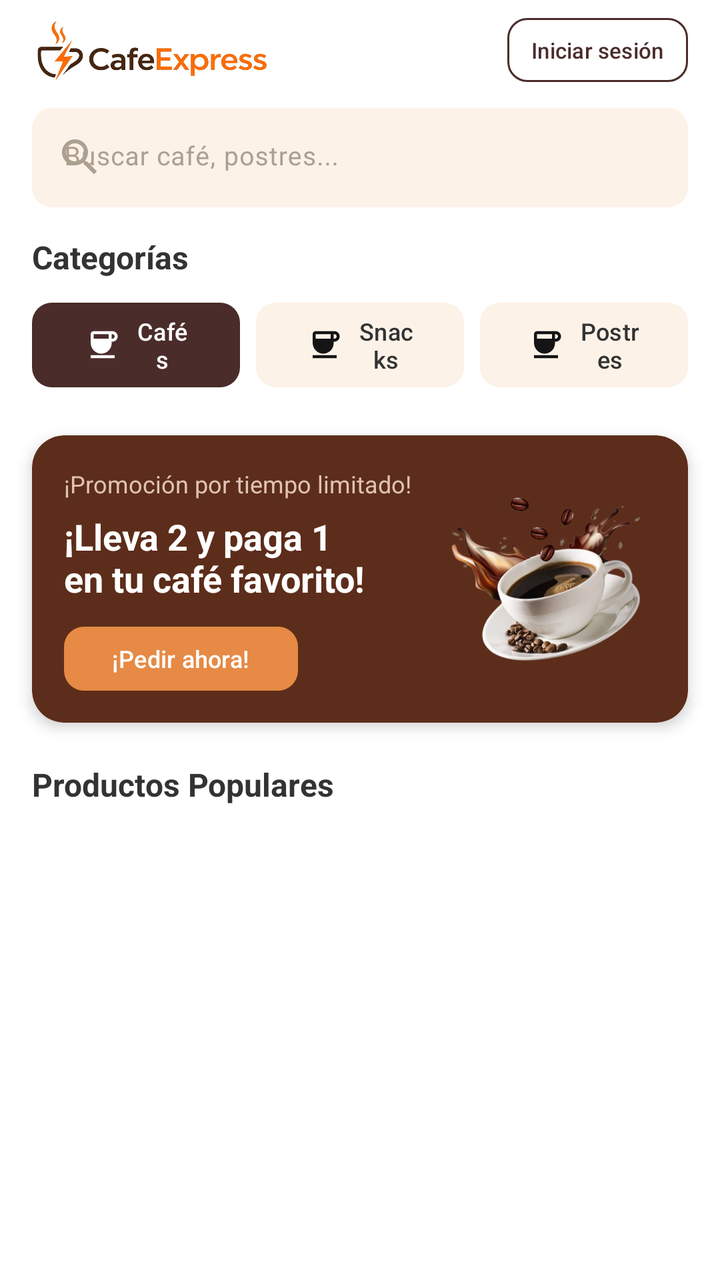
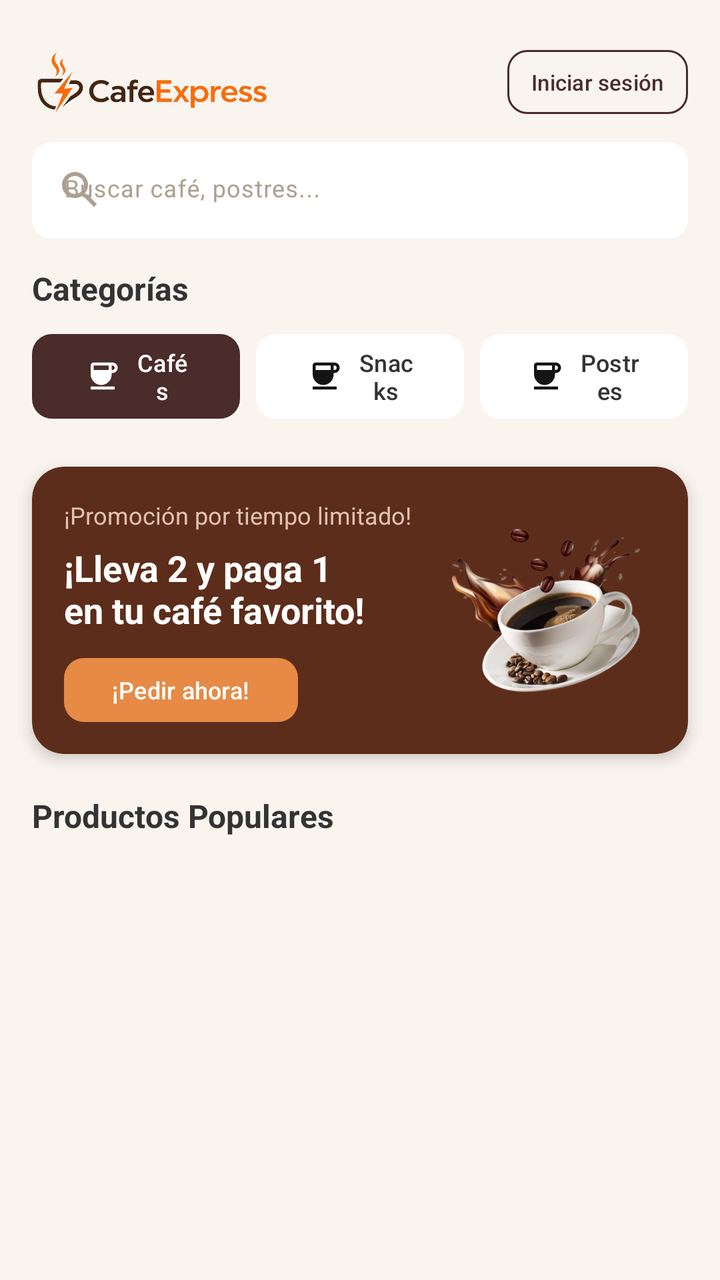

The first picture is an Android layout as it rendered before a commit; the second is the same layout after the commit. The layout source and the unified diff follow.
<!-- AndroidManifest.xml: application theme Theme.CafeExpress -->
<!-- res/layout/activity_home.xml -->
<?xml version="1.0" encoding="utf-8"?>
<ScrollView xmlns:android="http://schemas.android.com/apk/res/android"
  xmlns:app="http://schemas.android.com/apk/res-auto"
  xmlns:tools="http://schemas.android.com/tools"
  android:id="@+id/main"
  android:layout_width="match_parent"
  android:layout_height="match_parent"
  android:fillViewport="true"
  android:background="#FFFFFF"
  tools:context=".ui.HomeActivity">

  <androidx.constraintlayout.widget.ConstraintLayout
    android:layout_width="match_parent"
    android:layout_height="wrap_content"
    android:paddingBottom="24dp">

    <com.google.android.material.appbar.MaterialToolbar
      android:id="@+id/topToolbar"
      android:layout_width="0dp"
      android:layout_height="50dp"
      android:background="@android:color/transparent"
      app:layout_constraintEnd_toEndOf="parent"
      app:layout_constraintStart_toStartOf="parent"
      app:layout_constraintTop_toTopOf="parent"
      app:contentInsetStart="0dp"
      app:contentInsetEnd="0dp">

      <androidx.constraintlayout.widget.ConstraintLayout
        android:layout_width="match_parent"
        android:layout_height="match_parent"
        android:paddingHorizontal="16dp">

        <ImageView
          android:id="@+id/imgLogoNav"
          android:layout_width="120dp"
          android:layout_height="32dp"
          android:contentDescription="Logo de la cafetería"
          android:src="@drawable/logonombre"
          app:layout_constraintBottom_toBottomOf="parent"
          app:layout_constraintStart_toStartOf="parent"
          app:layout_constraintTop_toTopOf="parent" />

        <com.google.android.material.button.MaterialButton
          android:id="@+id/btnIniciarSesion"
          style="?attr/materialButtonOutlinedStyle"
          android:layout_width="wrap_content"
          android:layout_height="32dp"
          android:text="Iniciar sesión"
          android:textColor="#4A2C2A"
          android:textSize="11sp"
          android:insetTop="0dp"
          android:insetBottom="0dp"
          android:paddingHorizontal="12dp"
          app:strokeColor="#4A2C2A"
          app:strokeWidth="1dp"
          app:cornerRadius="10dp"
          app:layout_constraintBottom_toBottomOf="parent"
          app:layout_constraintEnd_toEndOf="parent"
          app:layout_constraintTop_toTopOf="parent" />

      </androidx.constraintlayout.widget.ConstraintLayout>
    </com.google.android.material.appbar.MaterialToolbar>

    <com.google.android.material.textfield.TextInputLayout
      android:id="@+id/tilBuscar"
      style="@style/Widget.Material3.TextInputLayout.FilledBox.Dense"
      android:layout_width="0dp"
      android:layout_height="wrap_content"
      android:layout_marginHorizontal="16dp"
      android:layout_marginTop="4dp"
      android:hint="Buscar café, postres..."
      android:textColorHint="#ADA091"
      app:boxBackgroundColor="#FCF2E8"
      app:boxStrokeWidth="0dp"
      app:boxStrokeWidthFocused="0dp"
      app:boxCornerRadiusBottomEnd="10dp"
      app:boxCornerRadiusBottomStart="10dp"
      app:boxCornerRadiusTopEnd="10dp"
      app:boxCornerRadiusTopStart="10dp"
      app:layout_constraintEnd_toEndOf="parent"
      app:layout_constraintStart_toStartOf="parent"
      app:layout_constraintTop_toBottomOf="@id/topToolbar"
      app:startIconDrawable="@drawable/ic_search"
      app:startIconTint="#ADA091">

      <com.google.android.material.textfield.TextInputEditText
        android:id="@+id/edtBuscar"
        android:layout_width="match_parent"
        android:layout_height="wrap_content"
        android:inputType="text"
        android:maxLines="1"
        android:textSize="13sp"
        android:textColor="#333333" />
    </com.google.android.material.textfield.TextInputLayout>

    <TextView
      android:id="@+id/txtCategoriasTitulo"
      android:layout_width="wrap_content"
      android:layout_height="wrap_content"
      android:layout_marginStart="16dp"
      android:layout_marginTop="14dp"
      android:text="Categorías"
      android:textColor="#333333"
      android:textSize="16sp"
      android:textStyle="bold"
      app:layout_constraintStart_toStartOf="parent"
      app:layout_constraintTop_toBottomOf="@id/tilBuscar" />

    <LinearLayout
      android:id="@+id/layoutCategorias"
      android:layout_width="0dp"
      android:layout_height="wrap_content"
      android:layout_marginHorizontal="16dp"
      android:layout_marginTop="8dp"
      android:orientation="horizontal"
      app:layout_constraintEnd_toEndOf="parent"
      app:layout_constraintStart_toStartOf="parent"
      app:layout_constraintTop_toBottomOf="@id/txtCategoriasTitulo">

      <com.google.android.material.button.MaterialButton
        android:layout_width="0dp"
        android:layout_height="wrap_content"
        android:layout_weight="1"
        android:layout_marginEnd="4dp"
        android:text="Cafés"
        android:textSize="12sp"
        app:icon="@drawable/ic_coffee"
        app:cornerRadius="10dp"
        app:iconGravity="textStart"
        app:iconTint="#FFFFFF"
        app:backgroundTint="#4A2C2A" />

      <com.google.android.material.button.MaterialButton
        android:layout_width="0dp"
        android:layout_height="wrap_content"
        android:layout_weight="1"
        android:layout_marginHorizontal="4dp"
        android:text="Snacks"
        android:textColor="#333333"
        android:textSize="12sp"
        app:icon="@drawable/ic_coffee"
        app:cornerRadius="10dp"
        app:iconGravity="textStart"
        app:iconTint="#141414"
        app:backgroundTint="#FCF2E8" />

      <com.google.android.material.button.MaterialButton
        android:layout_width="0dp"
        android:layout_height="wrap_content"
        android:layout_weight="1"
        android:layout_marginStart="4dp"
        android:text="Postres"
        android:textColor="#333333"
        android:textSize="12sp"
        app:iconTint="#141414"
        app:icon="@drawable/ic_coffee"
        app:cornerRadius="10dp"
        app:iconGravity="textStart"
        app:backgroundTint="#FCF2E8" />
    </LinearLayout>

    <com.google.android.material.card.MaterialCardView
      android:id="@+id/cardBanner"
      android:layout_width="0dp"
      android:layout_height="wrap_content"
      android:layout_marginHorizontal="16dp"
      android:layout_marginTop="20dp"
      app:cardBackgroundColor="#5C2D1A"
      app:cardCornerRadius="16dp"
      app:cardElevation="4dp"
      app:strokeWidth="0dp"
      app:layout_constraintEnd_toEndOf="parent"
      app:layout_constraintStart_toStartOf="parent"
      app:layout_constraintTop_toBottomOf="@id/layoutCategorias">

      <androidx.constraintlayout.widget.ConstraintLayout
        android:layout_width="match_parent"
        android:layout_height="match_parent"
        android:padding="16dp">

        <TextView
          android:id="@+id/txtBannerHorario"
          android:layout_width="0dp"
          android:layout_height="wrap_content"
          android:text="¡Promoción por tiempo limitado!"
          android:textColor="#E0C2B3"
          android:textSize="12sp"
          app:layout_constraintEnd_toStartOf="@id/imgBannerCafe"
          app:layout_constraintStart_toStartOf="parent"
          app:layout_constraintTop_toTopOf="parent" />

        <TextView
          android:id="@+id/txtBannerTitulo"
          android:layout_width="0dp"
          android:layout_height="wrap_content"
          android:layout_marginTop="6dp"
          android:text="¡Lleva 2 y paga 1\nen tu café favorito!"
          android:textColor="#FFFFFF"
          android:textSize="18sp"
          android:textStyle="bold"
          app:layout_constraintEnd_toStartOf="@id/imgBannerCafe"
          app:layout_constraintStart_toStartOf="parent"
          app:layout_constraintTop_toBottomOf="@id/txtBannerHorario" />

        <com.google.android.material.button.MaterialButton
          android:id="@+id/btnBannerOrder"
          android:layout_width="wrap_content"
          android:layout_height="32dp"
          android:layout_marginTop="12dp"
          android:insetTop="0dp"
          android:insetBottom="0dp"
          android:text="¡Pedir ahora!"
          android:textColor="#FFFFFF"
          android:textSize="12sp"
          app:backgroundTint="#E68A45"
          app:cornerRadius="10dp"
          app:layout_constraintBottom_toBottomOf="parent"
          app:layout_constraintStart_toStartOf="parent"
          app:layout_constraintTop_toBottomOf="@id/txtBannerTitulo" />

        <ImageView
          android:id="@+id/imgBannerCafe"
          android:layout_width="110dp"
          android:layout_height="110dp"
          android:contentDescription="Café en oferta"
          android:scaleType="centerCrop"
          android:src="@drawable/cafebanner"
          app:layout_constraintBottom_toBottomOf="parent"
          app:layout_constraintEnd_toEndOf="parent"
          app:layout_constraintTop_toTopOf="parent" />

      </androidx.constraintlayout.widget.ConstraintLayout>
    </com.google.android.material.card.MaterialCardView>

    <TextView
      android:id="@+id/txtPopularesTitulo"
      android:layout_width="wrap_content"
      android:layout_height="wrap_content"
      android:layout_marginStart="16dp"
      android:layout_marginTop="20dp"
      android:text="Productos Populares"
      android:textColor="#333333"
      android:textSize="16sp"
      android:textStyle="bold"
      app:layout_constraintStart_toStartOf="parent"
      app:layout_constraintTop_toBottomOf="@id/cardBanner" />

    <androidx.recyclerview.widget.RecyclerView
      android:id="@+id/recyclerProductos"
      android:layout_width="0dp"
      android:layout_height="wrap_content"
      android:layout_marginHorizontal="12dp"
      android:layout_marginTop="8dp"
      android:nestedScrollingEnabled="false"
      app:layout_constraintEnd_toEndOf="parent"
      app:layout_constraintStart_toStartOf="parent"
      app:layout_constraintTop_toBottomOf="@id/txtPopularesTitulo"
      tools:itemCount="4"
      tools:layoutManager="androidx.recyclerview.widget.LinearLayoutManager"
      tools:orientation="horizontal"
      tools:listitem="@layout/item_producto" />


  </androidx.constraintlayout.widget.ConstraintLayout>

</ScrollView>
<!-- res/layout/item_producto.xml (included above) -->
<?xml version="1.0" encoding="utf-8"?>
<com.google.android.material.card.MaterialCardView
  xmlns:android="http://schemas.android.com/apk/res/android"
  xmlns:app="http://schemas.android.com/apk/res-auto"
  android:layout_width="160dp"
  android:layout_height="wrap_content"
  android:layout_margin="6dp"
  app:cardCornerRadius="12dp"
  app:cardElevation="3dp"
  app:strokeColor="#E0C2B3"
  app:strokeWidth="1dp">

  <LinearLayout
    android:layout_width="match_parent"
    android:layout_height="wrap_content"
    android:orientation="vertical"
    android:background="#FFFFFF"
    android:padding="10dp">

    
    <ImageView
      android:id="@+id/imgProducto"
      android:layout_width="match_parent"
      android:layout_height="110dp"
      android:contentDescription="Imagen del producto"
      android:scaleType="centerCrop"
      android:src="@drawable/cafe1" />

    
    <TextView
      android:id="@+id/txtNombreProducto"
      android:layout_width="match_parent"
      android:layout_height="wrap_content"
      android:layout_marginTop="8dp"
      android:ellipsize="end"
      android:maxLines="1"
      android:text="Café Capuchino"
      android:textColor="#333333"
      android:textSize="14sp"
      android:textStyle="bold" />

    
    <TextView
      android:id="@+id/txtPrecioProducto"
      android:layout_width="match_parent"
      android:layout_height="wrap_content"
      android:layout_marginTop="2dp"
      android:text="$4.50"
      android:textColor="#FB7800"
      android:textSize="13sp"
      android:textStyle="bold" />

    
    <com.google.android.material.button.MaterialButton
      android:id="@+id/btnComprar"
      android:layout_width="match_parent"
      android:layout_height="38dp"
      android:layout_marginTop="8dp"
      android:insetTop="0dp"
      android:insetBottom="0dp"
      android:text="Comprar"
      android:textSize="12sp"
      app:backgroundTint="#4A2C2A"
      app:cornerRadius="8dp" />

  </LinearLayout>

</com.google.android.material.card.MaterialCardView>
<!-- resources referenced by this layout -->
<resources>
  <!-- drawable cafe1: jpeg bitmap (drawable, 108060 bytes) -->
  <!-- drawable cafebanner: png bitmap (drawable, 210762 bytes) -->
  <!-- drawable ic_coffee (drawable) -->
  <vector xmlns:android="http://schemas.android.com/apk/res/android" android:height="24dp" android:tint="#000000" android:viewportHeight="24" android:viewportWidth="24" android:width="24dp">
        
      <path android:fillColor="@android:color/white" android:pathData="M18.5,3H6C4.9,3 4,3.9 4,5v5.71c0,3.83 2.95,7.18 6.78,7.29c3.96,0.12 7.22,-3.06 7.22,-7v-1h0.5c1.93,0 3.5,-1.57 3.5,-3.5S20.43,3 18.5,3zM16,5v3H6V5H16zM18.5,8H18V5h0.5C19.33,5 20,5.67 20,6.5S19.33,8 18.5,8zM4,19h16v2H4V19z"/>
      
  </vector>
  <!-- drawable ic_search (drawable) -->
  <vector xmlns:android="http://schemas.android.com/apk/res/android" android:height="24dp" android:tint="#000000" android:viewportHeight="24" android:viewportWidth="24" android:width="24dp">
        
      <path android:fillColor="@android:color/white" android:pathData="M15.5,14h-0.79l-0.28,-0.27C15.41,12.59 16,11.11 16,9.5 16,5.91 13.09,3 9.5,3S3,5.91 3,9.5 5.91,16 9.5,16c1.61,0 3.09,-0.59 4.23,-1.57l0.27,0.28v0.79l5,4.99L20.49,19l-4.99,-5zM9.5,14C7.01,14 5,11.99 5,9.5S7.01,5 9.5,5 14,7.01 14,9.5 11.99,14 9.5,14z"/>
      
  </vector>
  <!-- drawable logonombre: png bitmap (drawable, 130762 bytes) -->
  <style name="Theme.CafeExpress" parent="Base.Theme.CafeExpress" />
  <style name="Base.Theme.CafeExpress" parent="Theme.Material3.DayNight.NoActionBar">
      
      
    </style>
</resources>

<!-- the commit's change to res/layout/activity_home.xml (unified diff, before → after) -->
@@ -6,12 +6,13 @@
   android:layout_width="match_parent"
   android:layout_height="match_parent"
   android:fillViewport="true"
-  android:background="#FFFFFF"
+  android:background="#FAF4EF"
   tools:context=".ui.HomeActivity">
 
   <androidx.constraintlayout.widget.ConstraintLayout
     android:layout_width="match_parent"
     android:layout_height="wrap_content"
+    android:paddingTop="16dp"
     android:paddingBottom="24dp">
 
     <com.google.android.material.appbar.MaterialToolbar
@@ -67,10 +68,10 @@
       android:layout_width="0dp"
       android:layout_height="wrap_content"
       android:layout_marginHorizontal="16dp"
-      android:layout_marginTop="4dp"
+      android:layout_marginTop="5dp"
       android:hint="Buscar café, postres..."
       android:textColorHint="#ADA091"
-      app:boxBackgroundColor="#FCF2E8"
+      app:boxBackgroundColor="#FFFFFF"
       app:boxStrokeWidth="0dp"
       app:boxStrokeWidthFocused="0dp"
       app:boxCornerRadiusBottomEnd="10dp"
@@ -89,7 +90,7 @@
         android:layout_height="wrap_content"
         android:inputType="text"
         android:maxLines="1"
-        android:textSize="13sp"
+        android:textSize="12sp"
         android:textColor="#333333" />
     </com.google.android.material.textfield.TextInputLayout>
 
@@ -142,7 +143,7 @@
         app:cornerRadius="10dp"
         app:iconGravity="textStart"
         app:iconTint="#141414"
-        app:backgroundTint="#FCF2E8" />
+        app:backgroundTint="#FFFFFF" />
 
       <com.google.android.material.button.MaterialButton
         android:layout_width="0dp"
@@ -156,7 +157,7 @@
         app:icon="@drawable/ic_coffee"
         app:cornerRadius="10dp"
         app:iconGravity="textStart"
-        app:backgroundTint="#FCF2E8" />
+        app:backgroundTint="#FFFFFF" />
     </LinearLayout>
 
     <com.google.android.material.card.MaterialCardView
